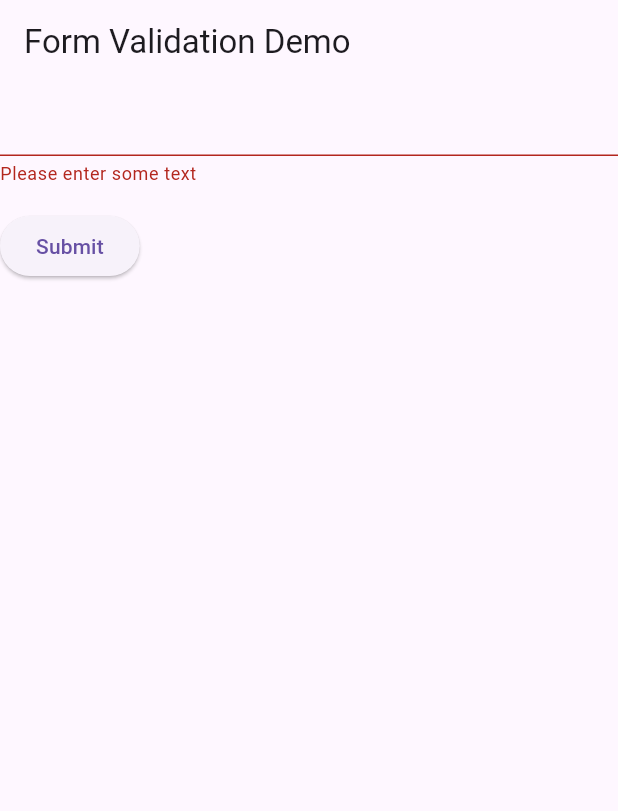
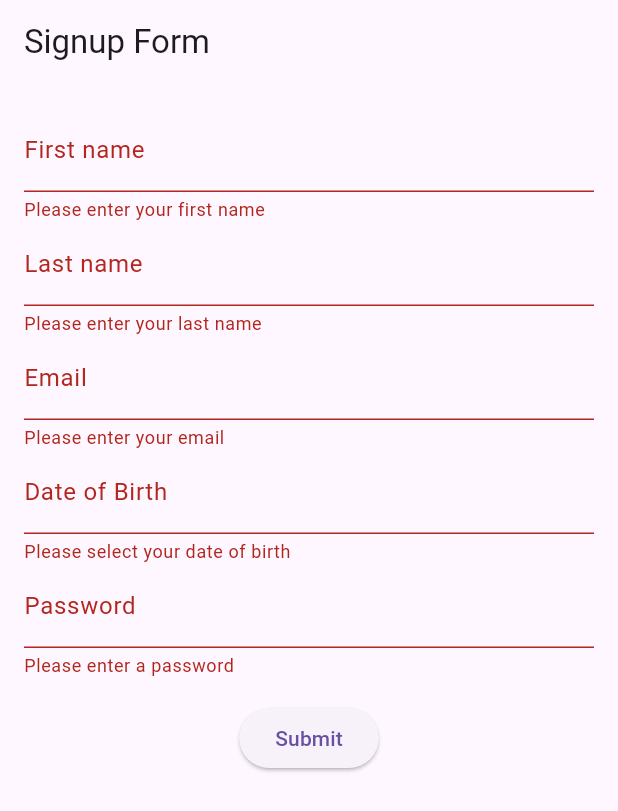
Before and after one commit to FaithNnakwe/Sign_Up_Page, a Flutter app: the screen it shows after launch, after a tap on "Submit", on a phone screen of 412 x 824 dp. Shown: the top 811 px of the screen. Run offline on Flutter 3.47's test engine with Material 3 defaults, Android fonts, the phone set to English and light mode, and no system bars.

Commit message:
Added text input for Name, DOB, Email and Password.

```diff
--- a/lib/main.dart
+++ b/lib/main.dart
@@ -1,4 +1,5 @@
 import 'package:flutter/material.dart';
+import 'package:intl/intl.dart';
 
 void main() => runApp(const MyApp());
 
@@ -7,65 +8,97 @@ class MyApp extends StatelessWidget {
 
   @override
   Widget build(BuildContext context) {
-    const appTitle = 'Form Validation Demo';
-
     return MaterialApp(
-      title: appTitle,
+      title: 'Signup Form',
       home: Scaffold(
-        appBar: AppBar(
-          title: const Text(appTitle),
+        appBar: AppBar(title: const Text('Signup Form')),
+        body: const Padding(
+          padding: EdgeInsets.all(16.0),
+          child: SignupForm(),
         ),
-        body: const MyCustomForm(),
       ),
     );
   }
 }
 
-// Create a Form widget.
-class MyCustomForm extends StatefulWidget {
-  const MyCustomForm({super.key});
+class SignupForm extends StatefulWidget {
+  const SignupForm({super.key});
 
   @override
-  MyCustomFormState createState() {
-    return MyCustomFormState();
-  }
+  SignupFormState createState() => SignupFormState();
 }
 
-// Create a corresponding State class.
-// This class holds data related to the form.
-class MyCustomFormState extends State<MyCustomForm> {
-  // Create a global key that uniquely identifies the Form widget
-  // and allows validation of the form.
-  //
-  // Note: This is a GlobalKey<FormState>,
-  // not a GlobalKey<MyCustomFormState>.
+class SignupFormState extends State<SignupForm> {
   final _formKey = GlobalKey<FormState>();
+  final TextEditingController _dobController = TextEditingController();
 
   @override
   Widget build(BuildContext context) {
-    // Build a Form widget using the _formKey created above.
     return Form(
       key: _formKey,
       child: Column(
         crossAxisAlignment: CrossAxisAlignment.start,
         children: [
           TextFormField(
-            // The validator receives the text that the user has entered.
+            decoration: const InputDecoration(labelText: 'First name'),
+            validator: (value) => (value == null || value.isEmpty) ? 'Please enter your first name' : null,
+          ),
+          TextFormField(
+            decoration: const InputDecoration(labelText: 'Last name'),
+            validator: (value) => (value == null || value.isEmpty) ? 'Please enter your last name' : null,
+          ),
+          TextFormField(
+            decoration: const InputDecoration(labelText: 'Email'),
+            keyboardType: TextInputType.emailAddress,
             validator: (value) {
               if (value == null || value.isEmpty) {
-                return 'Please enter some text';
+                return 'Please enter your email';
+              }
+              final emailRegex = RegExp(r'^[^@]+@[^@]+\.[^@]+');
+              if (!emailRegex.hasMatch(value)) {
+                return 'Enter a valid email address';
+              }
+              return null;
+            },
+          ),
+          TextFormField(
+            controller: _dobController,
+            decoration: const InputDecoration(labelText: 'Date of Birth'),
+            readOnly: true,
+            onTap: () async {
+              DateTime? pickedDate = await showDatePicker(
+                context: context,
+                initialDate: DateTime.now(),
+                firstDate: DateTime(1900),
+                lastDate: DateTime.now(),
+              );
+              if (pickedDate != null) {
+                setState(() {
+                  _dobController.text = DateFormat('yyyy-MM-dd').format(pickedDate);
+                });
+              }
+            },
+            validator: (value) => (value == null || value.isEmpty) ? 'Please select your date of birth' : null,
+          ),
+          TextFormField(
+            decoration: const InputDecoration(labelText: 'Password'),
+            obscureText: true,
+            validator: (value) {
+              if (value == null || value.isEmpty) {
+                return 'Please enter a password';
+              }
+              if (value.length < 6) {
+                return 'Password must be at least 6 characters long';
               }
               return null;
             },
           ),
           Padding(
-            padding: const EdgeInsets.symmetric(vertical: 16),
+            padding: const EdgeInsets.symmetric(vertical: 16.0),
+            child: Center(
               child: ElevatedButton(
                 onPressed: () {
-                // Validate returns true if the form is valid, or false otherwise.
                   if (_formKey.currentState!.validate()) {
-                  // If the form is valid, display a snackbar. In the real world,
-                  // you'd often call a server or save the information in a database.
                     ScaffoldMessenger.of(context).showSnackBar(
                       const SnackBar(content: Text('Processing Data')),
                     );
@@ -74,6 +107,7 @@ class MyCustomFormState extends State<MyCustomForm> {
                 child: const Text('Submit'),
               ),
             ),
+          ),
         ],
       ),
     );
--- a/pubspec.yaml
+++ b/pubspec.yaml
@@ -30,10 +30,12 @@ environment:
 dependencies:
   flutter:
     sdk: flutter
+  flutter_form_builder: ^10.0.1
 
   # The following adds the Cupertino Icons font to your application.
   # Use with the CupertinoIcons class for iOS style icons.
   cupertino_icons: ^1.0.8
+  intl: ^0.20.2
 
 dev_dependencies:
   flutter_test:
```
Also changed, not shown: pubspec.lock. Lines whose indentation alone changed are shown as unchanged.
